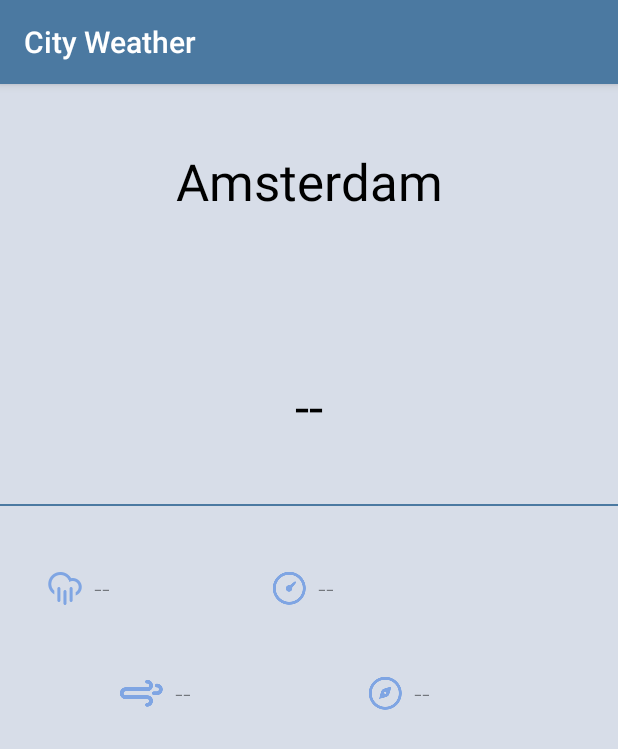
After one commit to calin-bodnar/weather-app, an Android app: the WeatherDetailsActivity screen opened directly, with no data from a screen before it, on a phone screen of 412 x 824 dp. The commit adds this screen. Shown: the top 749 px of the screen. Run offline under Robolectric (Android 15) with nearby library versions, the phone set to English and light mode, and no system bars; our stand-ins replace Picasso; network calls fail; pictures from the network do not load; 4 statements that could not run were skipped.

Commit message:
Implement weather details screen

```diff
--- a/WeatherApp/app/src/main/AndroidManifest.xml
+++ b/WeatherApp/app/src/main/AndroidManifest.xml
@@ -24,7 +24,9 @@
         <activity
             android:name=".weather.WeatherActivity"
             android:screenOrientation="portrait" />
-
+        <activity
+            android:name=".weatherdetails.WeatherDetailsActivity"
+            android:screenOrientation="portrait"/>
     </application>
 
 </manifest>
--- /dev/null
+++ b/WeatherApp/app/src/main/java/calin/bodnar/weatherapp/util/Constants.java
@@ -0,0 +1,6 @@
+package calin.bodnar.weatherapp.util;
+
+
+public class Constants {
+    public static final String WEATHER_ICON_URL = "http://openweathermap.org/img/w/%s.png";
+}
--- a/WeatherApp/app/src/main/java/calin/bodnar/weatherapp/weather/WeatherActivity.java
+++ b/WeatherApp/app/src/main/java/calin/bodnar/weatherapp/weather/WeatherActivity.java
@@ -1,5 +1,6 @@
 package calin.bodnar.weatherapp.weather;
 
+import android.content.Intent;
 import android.support.v4.widget.SwipeRefreshLayout;
 import android.support.v7.app.AppCompatActivity;
 import android.os.Bundle;
@@ -20,18 +21,20 @@ import calin.bodnar.weatherapp.data.model.WeatherEntity;
 import calin.bodnar.weatherapp.data.model.WeatherMain;
 import calin.bodnar.weatherapp.data.source.WeatherDataRepository;
 import calin.bodnar.weatherapp.data.source.remote.WeatherRemoteDataSource;
+import calin.bodnar.weatherapp.util.Constants;
 import calin.bodnar.weatherapp.util.schedulers.SchedulerProvider;
+import calin.bodnar.weatherapp.weatherdetails.WeatherDetailsActivity;
 
 import static com.google.common.base.Preconditions.checkNotNull;
 
 public class WeatherActivity extends AppCompatActivity implements WeatherContract.View {
-    private static final String WEATHER_ICON_URL = "http://openweathermap.org/img/w/%s.png";
-
     private WeatherPresenter weatherPresenter;
     private WeatherListAdapter listAdapter;
 
     WeatherItemListener itemListener = weatherEntity -> {
-        // TODO: 08/10/2017 Open details activity
+        Intent intent = new Intent(this, WeatherDetailsActivity.class);
+        intent.putExtra(WeatherDetailsActivity.EXTRA_WEATHER_ENTITY, weatherEntity);
+        startActivity(intent);
     };
 
     @Override
@@ -139,7 +142,7 @@ public class WeatherActivity extends AppCompatActivity implements WeatherContrac
 
             ImageView weatherIV = rowView.findViewById(R.id.weather_img);
             if (weatherEntity.hasWeather()) {
-                String url = String.format(WEATHER_ICON_URL, weatherEntity.getWeather().getIcon());
+                String url = String.format(Constants.WEATHER_ICON_URL, weatherEntity.getWeather().getIcon());
                 Picasso.with(viewGroup.getContext())
                         .load(url)
                         .into(weatherIV);
--- /dev/null
+++ b/WeatherApp/app/src/main/java/calin/bodnar/weatherapp/weatherdetails/WeatherDetailsActivity.java
@@ -0,0 +1,61 @@
+package calin.bodnar.weatherapp.weatherdetails;
+
+import android.annotation.SuppressLint;
+import android.support.v7.app.AppCompatActivity;
+import android.os.Bundle;
+import android.widget.ImageView;
+import android.widget.TextView;
+
+import com.squareup.picasso.Picasso;
+
+import calin.bodnar.weatherapp.R;
+import calin.bodnar.weatherapp.data.model.WeatherEntity;
+import calin.bodnar.weatherapp.data.model.WeatherMain;
+import calin.bodnar.weatherapp.data.model.Wind;
+import calin.bodnar.weatherapp.util.Constants;
+
+public class WeatherDetailsActivity extends AppCompatActivity {
+    public static final String EXTRA_WEATHER_ENTITY = "WeatherDetailsActivity.WeatherEntity.Extra";
+
+    @Override
+    protected void onCreate(Bundle savedInstanceState) {
+        super.onCreate(savedInstanceState);
+        setContentView(R.layout.activity_weather_details);
+
+        WeatherEntity weatherEntity = getIntent().getParcelableExtra(EXTRA_WEATHER_ENTITY);
+        setWeatherDetails(weatherEntity);
+    }
+
+    @SuppressLint("DefaultLocale")
+    private void setWeatherDetails(WeatherEntity weatherEntity) {
+        TextView cityTV = findViewById(R.id.name);
+        cityTV.setText(weatherEntity.getName());
+
+        TextView temperatureTV = findViewById(R.id.temperature);
+        TextView humidityTV = findViewById(R.id.humidity);
+        TextView pressureTV = findViewById(R.id.pressure);
+
+        WeatherMain weatherMain = weatherEntity.getWeatherMain();
+        if (weatherMain != null) {
+            temperatureTV.setText(String.format("%d°C", Math.round(weatherMain.getTemp())));
+            humidityTV.setText(String.format("%d %%", Math.round(weatherMain.getHumidity())));
+            pressureTV.setText(String.format("%d hPa", Math.round(weatherMain.getPressure())));
+        }
+
+        ImageView weatherIV = findViewById(R.id.weather_img);
+        if (weatherEntity.hasWeather()) {
+            String url = String.format(Constants.WEATHER_ICON_URL, weatherEntity.getWeather().getIcon());
+            Picasso.with(this)
+                    .load(url)
+                    .into(weatherIV);
+        }
+
+        TextView windSpeedTV = findViewById(R.id.wind_speed);
+        TextView windDirectionTV = findViewById(R.id.wind_direction);
+        Wind wind = weatherEntity.getWind();
+        if (wind != null) {
+            windSpeedTV.setText(String.format("%d m/s", Math.round(wind.getSpeed())));
+            windDirectionTV.setText(String.format("%d degrees", Math.round(wind.getDeg())));
+        }
+    }
+}
--- /dev/null
+++ b/WeatherApp/app/src/main/res/layout/activity_weather_details.xml
@@ -0,0 +1,218 @@
+<?xml version="1.0" encoding="utf-8"?>
+<android.support.constraint.ConstraintLayout xmlns:android="http://schemas.android.com/apk/res/android"
+    xmlns:app="http://schemas.android.com/apk/res-auto"
+    xmlns:tools="http://schemas.android.com/tools"
+    android:layout_width="match_parent"
+    android:layout_height="match_parent"
+    android:background="@color/colour_bgr"
+    tools:context="calin.bodnar.weatherapp.weatherdetails.WeatherDetailsActivity">
+
+    <TextView
+        android:id="@+id/name"
+        android:layout_width="0dp"
+        android:layout_height="50dp"
+        android:layout_marginEnd="8dp"
+        android:layout_marginLeft="8dp"
+        android:layout_marginRight="8dp"
+        android:layout_marginStart="8dp"
+        android:layout_marginTop="40dp"
+        android:fontFamily="sans-serif-thin"
+        android:gravity="fill_vertical|center"
+        android:text="Amsterdam"
+        android:textAlignment="center"
+        android:textColor="@android:color/black"
+        android:textSize="34sp"
+        android:textStyle="bold"
+        app:layout_constraintHorizontal_bias="0.0"
+        app:layout_constraintLeft_toLeftOf="parent"
+        app:layout_constraintRight_toRightOf="parent"
+        app:layout_constraintTop_toTopOf="parent" />
+
+    <TextView
+        android:id="@+id/temperature"
+        android:layout_width="0dp"
+        android:layout_height="50dp"
+        android:layout_marginEnd="8dp"
+        android:layout_marginLeft="8dp"
+        android:layout_marginRight="8dp"
+        android:layout_marginStart="8dp"
+        android:layout_marginTop="16dp"
+        android:fontFamily="sans-serif-thin"
+        android:gravity="fill_vertical|center"
+        android:text="--"
+        android:textAlignment="center"
+        android:textColor="@android:color/black"
+        android:textSize="34sp"
+        android:textStyle="bold"
+        app:layout_constraintHorizontal_bias="0.0"
+        app:layout_constraintLeft_toLeftOf="parent"
+        app:layout_constraintRight_toRightOf="parent"
+        app:layout_constraintTop_toBottomOf="@+id/weather_img" />
+
+    <ImageView
+        android:id="@+id/weather_img"
+        android:layout_width="64dp"
+        android:layout_height="64dp"
+        android:layout_marginEnd="8dp"
+        android:layout_marginLeft="8dp"
+        android:layout_marginRight="8dp"
+        android:layout_marginStart="8dp"
+        android:layout_marginTop="20dp"
+        android:scaleType="centerCrop"
+        app:layout_constraintLeft_toLeftOf="parent"
+        app:layout_constraintRight_toRightOf="parent"
+        app:layout_constraintTop_toBottomOf="@+id/name" />
+
+    <ImageView
+        android:id="@+id/imageView10"
+        android:layout_width="0dp"
+        android:layout_height="1dp"
+        android:layout_marginTop="40dp"
+        app:layout_constraintHorizontal_bias="0.0"
+        app:layout_constraintLeft_toLeftOf="parent"
+        app:layout_constraintRight_toRightOf="parent"
+        app:layout_constraintTop_toBottomOf="@+id/temperature"
+        app:srcCompat="@color/colorPrimary" />
+
+    <LinearLayout
+        android:id="@+id/linearLayout"
+        android:layout_width="0dp"
+        android:layout_height="30dp"
+        android:layout_marginLeft="32dp"
+        android:layout_marginRight="80dp"
+        android:layout_marginTop="40dp"
+        android:orientation="horizontal"
+        app:layout_constraintHorizontal_bias="0.0"
+        app:layout_constraintLeft_toLeftOf="parent"
+        app:layout_constraintRight_toRightOf="parent"
+        app:layout_constraintTop_toBottomOf="@+id/imageView10">
+
+        <LinearLayout
+            android:layout_width="0dp"
+            android:layout_height="match_parent"
+            android:layout_weight="1"
+            android:orientation="horizontal"
+            android:weightSum="1">
+
+            <ImageView
+                android:layout_width="wrap_content"
+                android:layout_height="wrap_content"
+                android:layout_gravity="center_vertical"
+                app:srcCompat="@drawable/ic_weather_humidity" />
+
+            <TextView
+                android:id="@+id/humidity"
+                android:layout_width="0dp"
+                android:layout_height="match_parent"
+                android:layout_gravity="center_vertical"
+                android:layout_marginRight="8dp"
+                android:layout_marginStart="8dp"
+                android:layout_weight="1"
+                android:fontFamily="sans-serif-thin"
+                android:gravity="center_vertical"
+                android:text="--"
+                android:textColor="@android:color/black"
+                android:textSize="18sp" />
+        </LinearLayout>
+
+        <LinearLayout
+            android:layout_width="0dp"
+            android:layout_height="match_parent"
+            android:layout_weight="1"
+            android:orientation="horizontal"
+            android:weightSum="1">
+
+            <ImageView
+                android:id="@+id/imageView13"
+                android:layout_width="wrap_content"
+                android:layout_height="wrap_content"
+                android:layout_gravity="center_vertical"
+                app:srcCompat="@drawable/ic_weather_pressure" />
+
+            <TextView
+                android:id="@+id/pressure"
+                android:layout_width="0dp"
+                android:layout_height="match_parent"
+                android:layout_gravity="center_vertical"
+                android:layout_marginRight="8dp"
+                android:layout_marginStart="8dp"
+                android:layout_weight="1"
+                android:fontFamily="sans-serif-thin"
+                android:gravity="center_vertical"
+                android:text="--"
+                android:textColor="@android:color/black"
+                android:textSize="18sp" />
+        </LinearLayout>
+    </LinearLayout>
+
+    <LinearLayout
+        android:layout_width="0dp"
+        android:layout_height="30dp"
+        android:layout_marginLeft="80dp"
+        android:layout_marginRight="0dp"
+        android:layout_marginTop="40dp"
+        android:orientation="horizontal"
+        app:layout_constraintHorizontal_bias="0.0"
+        app:layout_constraintLeft_toLeftOf="parent"
+        app:layout_constraintRight_toRightOf="parent"
+        app:layout_constraintTop_toBottomOf="@+id/linearLayout">
+
+        <LinearLayout
+            android:layout_width="0dp"
+            android:layout_height="match_parent"
+            android:layout_weight="1"
+            android:orientation="horizontal">
+
+            <ImageView
+                android:id="@+id/imageView14"
+                android:layout_width="wrap_content"
+                android:layout_height="wrap_content"
+                android:layout_gravity="center_vertical"
+                app:srcCompat="@drawable/ic_weather_wind_speed" />
+
+            <TextView
+                android:id="@+id/wind_speed"
+                android:layout_width="0dp"
+                android:layout_height="match_parent"
+                android:layout_gravity="center_vertical"
+                android:layout_marginLeft="8dp"
+                android:layout_marginRight="8dp"
+                android:layout_weight="1"
+                android:fontFamily="sans-serif-thin"
+                android:gravity="center_vertical"
+                android:text="--"
+                android:textColor="@android:color/black"
+                android:textSize="18sp" />
+        </LinearLayout>
+
+        <LinearLayout
+            android:layout_width="0dp"
+            android:layout_height="match_parent"
+            android:layout_weight="1"
+            android:orientation="horizontal">
+
+            <ImageView
+                android:id="@+id/imageView15"
+                android:layout_width="wrap_content"
+                android:layout_height="wrap_content"
+                android:layout_gravity="center_vertical"
+                app:srcCompat="@drawable/ic_weather_direction" />
+
+            <TextView
+                android:id="@+id/wind_direction"
+                android:layout_width="0dp"
+                android:layout_height="match_parent"
+                android:layout_gravity="center_vertical"
+                android:layout_marginLeft="8dp"
+                android:layout_marginRight="8dp"
+                android:layout_weight="1"
+                android:fontFamily="sans-serif-thin"
+                android:gravity="center_vertical"
+                android:text="--"
+                android:textColor="@android:color/black"
+                android:textSize="18sp" />
+        </LinearLayout>
+
+    </LinearLayout>
+
+</android.support.constraint.ConstraintLayout>
--- a/WeatherApp/app/src/main/res/layout/weather_list_item.xml
+++ b/WeatherApp/app/src/main/res/layout/weather_list_item.xml
@@ -36,7 +36,7 @@
         android:layout_marginTop="8dp"
         android:fontFamily="sans-serif-thin"
         android:gravity="center"
-        android:text="-"
+        android:text="--"
         android:textColor="@android:color/black"
         android:textSize="34sp"
         android:textStyle="bold"
```
